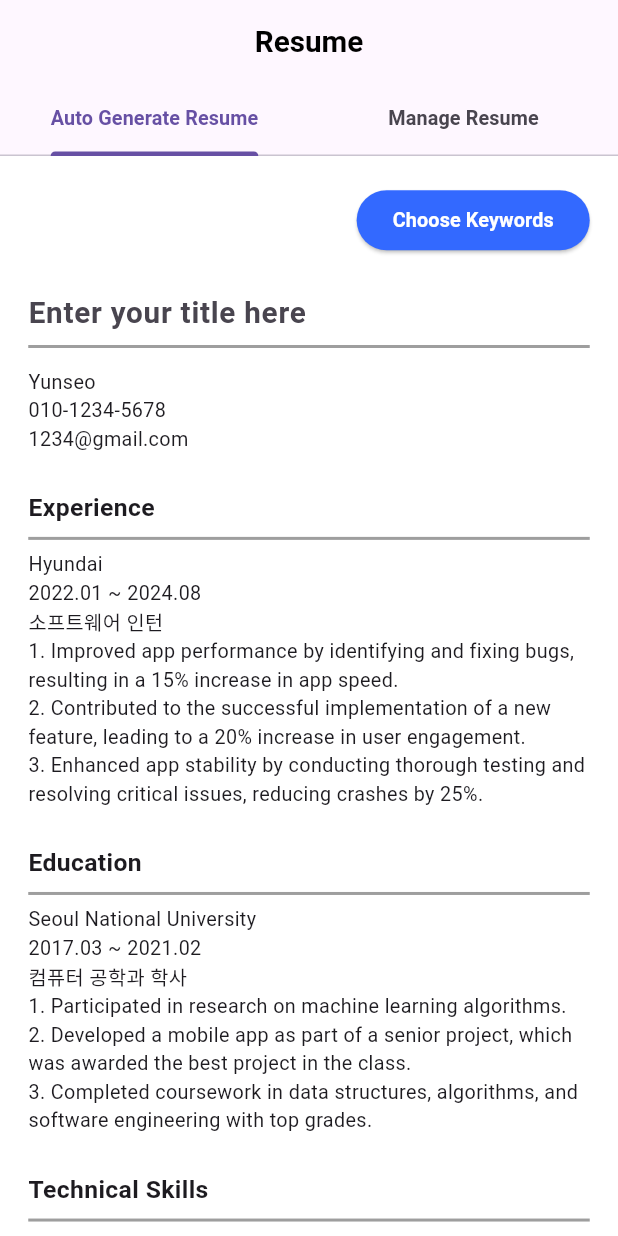
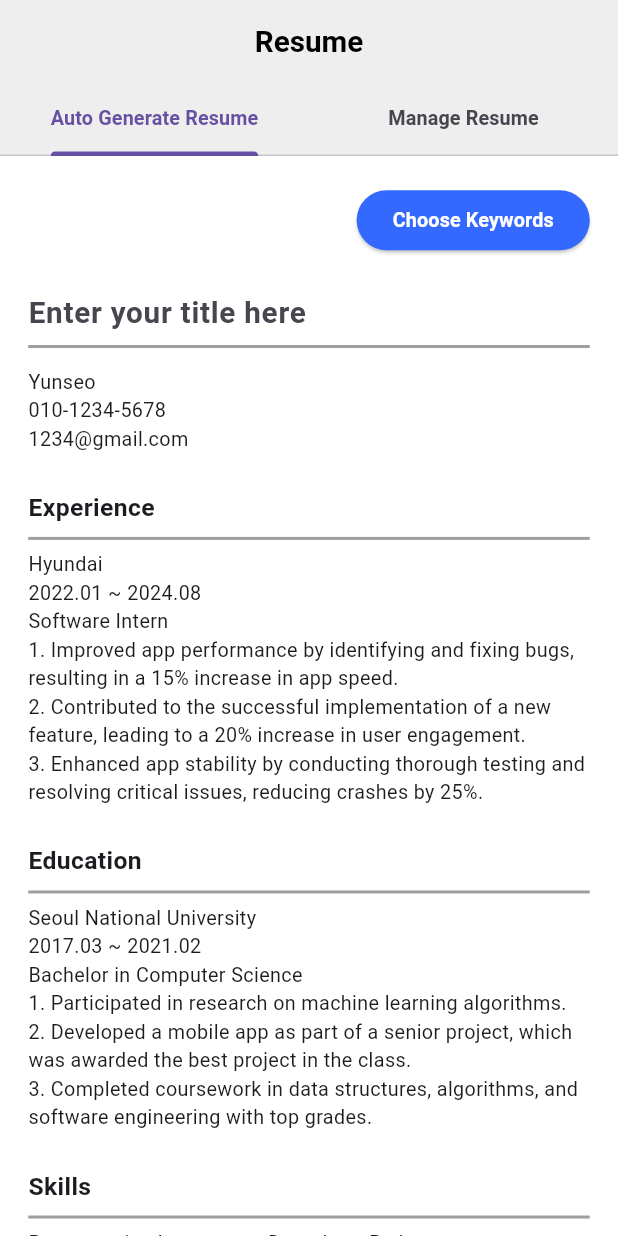
Before and after one commit to HelloWorld-AICC/HelloWorld-App, a Flutter app: the ResumeScreen screen opened by its route, on a phone screen of 412 x 824 dp. Run offline on Flutter 3.47's test engine with Material 3 defaults, Android fonts, the phone set to English and light mode, and no system bars; our stand-ins replace dio, easy_localization, go_router, package_info_plus, shared_preferences, uni_links; accounts and stored records are empty; network calls fail.

Commit message:
chore: Add Localizations to Resume

```diff
--- a/lib/resume/component/create_resume_screen.dart
+++ b/lib/resume/component/create_resume_screen.dart
@@ -6,65 +6,70 @@ class CreateResumeScreen extends StatelessWidget {
 
   const CreateResumeScreen({super.key, required this.paddingVal});
 
-  static const resumeSections = [
+  // Function to fetch the localized experience detail by index
+  String getExperienceDetail(int index) {
+    return 'resume.experience.details.detail${index + 1}'.tr();
+  }
+
+  @override
+  Widget build(BuildContext context) {
+    final resumeSections = [
       {
-      'title': 'experienceTitle',
+        'title': 'resume.experienceTitle'.tr(),
         'content': [
-        'Hyundai',
-        '2022.01 ~ 2024.08',
-        '소프트웨어 인턴',
-        '1. Improved app performance by identifying and fixing bugs, resulting in a 15% increase in app speed.',
-        '2. Contributed to the successful implementation of a new feature, leading to a 20% increase in user engagement.',
-        '3. Enhanced app stability by conducting thorough testing and resolving critical issues, reducing crashes by 25%.',
+          'resume.experience.company'.tr(),
+          'resume.experience.duration'.tr(),
+          'resume.experience.position'.tr(),
+          '1. ${'resume.experience.details.detail1'.tr()}',
+          '2. ${'resume.experience.details.detail2'.tr()}',
+          '3. ${'resume.experience.details.detail3'.tr()}',
         ],
       },
       {
-      'title': 'educationTitle',
+        'title': 'resume.educationTitle'.tr(),
         'content': [
-        'Seoul National University',
-        '2017.03 ~ 2021.02',
-        '컴퓨터 공학과 학사',
-        '1. Participated in research on machine learning algorithms.',
-        '2. Developed a mobile app as part of a senior project, which was awarded the best project in the class.',
-        '3. Completed coursework in data structures, algorithms, and software engineering with top grades.',
+          'resume.education.institution'.tr(),
+          'resume.education.duration'.tr(),
+          'resume.education.degree'.tr(),
+          '1. ${'resume.education.details.detail1'.tr()}',
+          '2. ${'resume.education.details.detail2'.tr()}',
+          '3. ${'resume.education.details.detail3'.tr()}',
         ],
       },
       {
-      'title': 'skillsTitle',
+        'title': 'resume.skillsTitle'.tr(),
         'content': [
-        '프로그래밍 언어: Dart, Java, Python',
-        '프레임워크: Flutter, Spring Boot',
-        '데이터베이스: MySQL, MongoDB',
-        '도구: Git, Docker, Jenkins',
-        '기타: RESTful APIs, Agile Development',
+          'resume.skills.languages'.tr(),
+          'resume.skills.frameworks'.tr(),
+          'resume.skills.databases'.tr(),
+          'resume.skills.tools'.tr(),
+          'resume.skills.others'.tr(),
         ],
       },
       {
-      'title': 'certificationsTitle',
+        'title': 'resume.certificationsTitle'.tr(),
         'content': [
-        'Google Certified Associate Android Developer',
-        'AWS Certified Solutions Architect – Associate',
-        'Certified ScrumMaster (CSM)',
+          'resume.certifications.cert1'.tr(),
+          'resume.certifications.cert2'.tr(),
+          'resume.certifications.cert3'.tr(),
         ],
       },
       {
-      'title': 'projectsTitle',
+        'title': 'resume.projectsTitle'.tr(),
         'content': [
-        'Project A: Flutter 기반의 쇼핑 앱 개발',
-        '기간: 2023.03 ~ 2023.12',
-        '설명: 사용자 친화적인 UI를 갖춘 쇼핑 앱을 개발했습니다. 주요 기능으로는 장바구니, 주문 추적, 사용자 리뷰 시스템이 포함됩니다.',
-        '기여: 앱의 프론트엔드 및 백엔드 개발, API 통합',
+          'resume.projects.projectA.title'.tr(),
+          'resume.projects.projectA.duration'.tr(),
+          'resume.projects.projectA.description'.tr(),
+          'resume.projects.projectA.contribution'.tr(),
           '',
-        'Project B: Machine Learning 기반의 추천 시스템',
-        '기간: 2022.06 ~ 2022.12',
-        '설명: 사용자의 행동을 분석하여 개인화된 추천을 제공하는 시스템을 개발했습니다. 데이터 분석 및 모델 훈련을 수행했습니다.',
-        '기여: 데이터 전처리, 모델 훈련 및 평가, 결과 분석',
+          'resume.projects.projectB.title'.tr(),
+          'resume.projects.projectB.duration'.tr(),
+          'resume.projects.projectB.description'.tr(),
+          'resume.projects.projectB.contribution'.tr(),
         ],
       },
     ];
 
-  @override
-  Widget build(BuildContext context) {
     return SingleChildScrollView(
       child: Padding(
         padding: EdgeInsets.all(16 * paddingVal / 70),
--- a/lib/resume/resume_screen.dart
+++ b/lib/resume/resume_screen.dart
@@ -34,6 +34,7 @@ class _ResumeScreenState extends State<ResumeScreen>
     return Scaffold(
       backgroundColor: Colors.white,
       appBar: AppBar(
+        backgroundColor: Colors.grey[200],
         centerTitle: true,
         title: Text(
           'resumeTitle'.tr(),
```
Also changed, not shown: assets/translations/en-US.json (+54 -1 lines), assets/translations/ko-KR.json (+54 -1 lines). Lines whose indentation alone changed are shown as unchanged.
